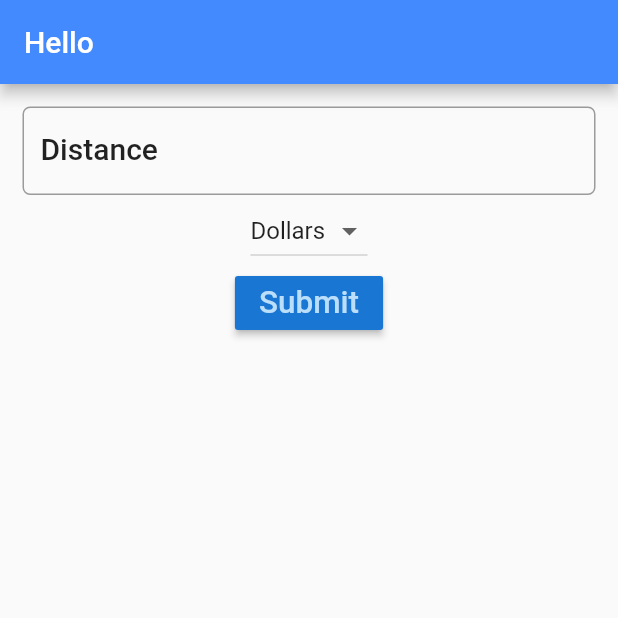
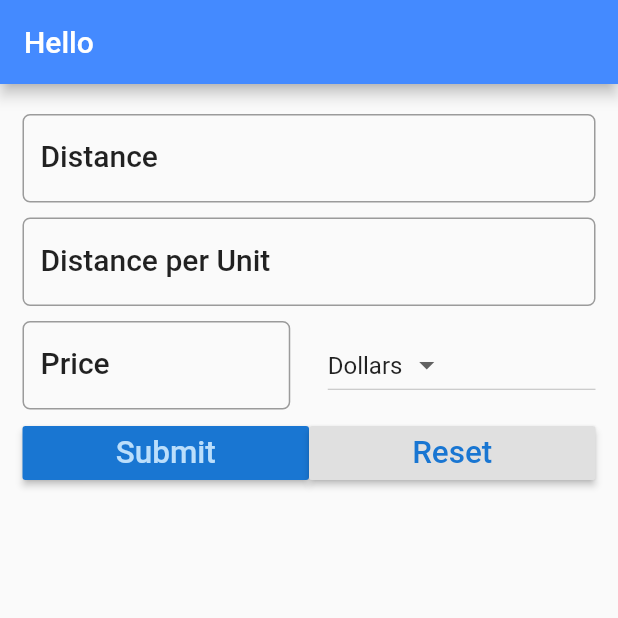
Before and after one commit to ernestkoko/trip_cost_app, a Flutter app: the screen it shows after launch, after a tap on "Submit", on a phone screen of 412 x 824 dp, the top half of it. Run offline on Flutter 3.47's test engine with Material 2 defaults, Android fonts, the phone set to English and light mode, and no system bars.

Commit message:
Rebranded the calculator

```diff
--- a/lib/main.dart
+++ b/lib/main.dart
@@ -1,5 +1,3 @@
-import 'dart:html';
-
 import 'package:flutter/material.dart';
 
 void main() => runApp(MyApp());
@@ -12,7 +10,6 @@ class MyApp extends StatelessWidget {
       debugShowCheckedModeBanner: false,
       title: 'Trip Cost Calculator',
       theme: ThemeData(
-
         primarySwatch: Colors.blue,
       ),
       home: FuelForm(),
@@ -23,22 +20,24 @@ class MyApp extends StatelessWidget {
 class FuelForm extends StatefulWidget {
   @override
   State<StatefulWidget> createState() => _FuelFormState();
-
 }
 
 class _FuelFormState extends State<FuelForm> {
   String result = '';
   final _currencies = ["Dollars", "Euro", "Pounds"];
   String _currency = "Dollars";
+  final double _formDistance = 5.0;
 
   TextEditingController distanceController = TextEditingController();
+  TextEditingController avgController = TextEditingController();
+  TextEditingController priceController = TextEditingController();
+
+
 
   @override
   Widget build(BuildContext context) {
-    TextStyle textStyle = Theme
-        .of(context)
-        .textTheme
-        .title;
+    //setting style for this widget
+    TextStyle textStyle = Theme.of(context).textTheme.title;
 
     return Scaffold(
       appBar: AppBar(
@@ -49,60 +48,162 @@ class _FuelFormState extends State<FuelForm> {
         padding: EdgeInsets.all(15.0),
         child: Column(
           children: <Widget>[
-            TextField(
+            Padding(
+              padding: EdgeInsets.only(
+                top: _formDistance,
+                bottom: _formDistance,
+              ),
+
+              child: TextField(
                 controller: distanceController,
+                keyboardType: TextInputType.number,
                 decoration: InputDecoration(
                   labelText: "Distance",
+                  hintText: "e.g 1.65",
+                  labelStyle: textStyle,
+                  border: OutlineInputBorder(
+                    borderRadius: BorderRadius.circular(5.0),
+                  ),
+                ),
+
+              ),
+            ),
+            Padding(
+              padding: EdgeInsets.only(
+                top: _formDistance,
+                bottom: _formDistance,
+              ),
+
+              child: TextField(
+                controller: avgController,
+                keyboardType: TextInputType.number,
+                decoration: InputDecoration(
+                  labelText: "Distance per Unit",
                   hintText: "e.g 123",
                   labelStyle: textStyle,
                   border: OutlineInputBorder(
                     borderRadius: BorderRadius.circular(5.0),
                   ),
                 ),
+
+              ),
+            ),
+            Padding(
+              padding: EdgeInsets.only(
+                top: _formDistance,
+                bottom: _formDistance,
+              ),
+
+              child: Row(
+                children: <Widget>[
+                  Expanded(
+                    child: TextField(
+                      controller: priceController ,
                       keyboardType: TextInputType.number,
-//              onChanged: (String string) {
-//                setState(() {
-//                  name = string;
-//                });
-//              },
+                      decoration: InputDecoration(
+                        labelText: "Price",
+                        hintText: "e.g 123",
+                        labelStyle: textStyle,
+                        border: OutlineInputBorder(
+
+                          borderRadius: BorderRadius.circular(5.0),
                         ),
-            DropdownButton<String>(
-              items: _currencies.map((String value){
+                      ),
+
+                    ),
+                  ),
+                  Container(
+                    width: _formDistance * 5,
+                  ),
+                  Expanded(
+                    child: DropdownButton<String>(
+                      items: _currencies.map(
+                            (String value) {
                           return DropdownMenuItem<String>(
                             value: value,
                             child: Text(value),
                           );
-            },).toList(),
+                        },
+                      ).toList(),
                       value: _currency,
-              onChanged: (String value ){
-                _onDropDownChnaged(value);
+                      onChanged: (String value) {
+                        _onDropDownChanged(value);
+                      },
+                    ),
+                  ),
+                ],
+              ),
+            ),
 
-              },
+            Row(
+              children:<Widget>[
+                Expanded(
+                  child: RaisedButton(
+                    onPressed: () {
 
-            ),
-            RaisedButton(
-              onPressed: (){
                       setState(() {
-                  result = distanceController.text;
+                        // result = distanceController.text;
+                        result= _calculate();
                       });
                     },
                     color: Theme.of(context).primaryColorDark,
                     textColor: Theme.of(context).primaryColorLight,
-              child: Text("Submit",
-              textScaleFactor: 1.5,),
+                    child: Text(
+                      "Submit",
+                      textScaleFactor: 1.5,
+                    ),
+                  ),
+                ),
+                Expanded(
+                  child: RaisedButton(
+                    onPressed: () {
 
+                     // setState(() {
+                        // result = distanceController.text;
+                         _reset();
+                     // });
+                    },
+                    color: Theme.of(context).buttonColor,
+                    textColor: Theme.of(context).primaryColorDark,
+                    child: Text(
+                      "Reset",
+                      textScaleFactor: 1.5,
                     ),
-            Text( result ),
+                  ),
+                ),
+              ],
+            ),
+
+            Text(result),
           ],
         ),
       ),
     );
   }
 
-  _onDropDownChnaged(String value) {
+  _onDropDownChanged(String value) {
     setState(() {
       this._currency = value;
     });
   }
 
+  String  _calculate(){
+    double _distance = double.parse(distanceController.text);
+    double _fuelCost = double.parse(priceController.text);
+    double _consumption = double.parse(avgController.text);
+    double _total = _distance/ _consumption * _fuelCost;
+    String _result = "The total cost for your trip is: " +
+    _total.toStringAsFixed(2) + " "+ _currency;
+
+    return _result;
   }
+
+   _reset(){
+    distanceController.text = '';
+    priceController.text = '';
+    avgController.text = '';
+    setState(() {
+      result  = '';
+    });
+  }
+}
```
Lines whose indentation alone changed are shown as unchanged.
